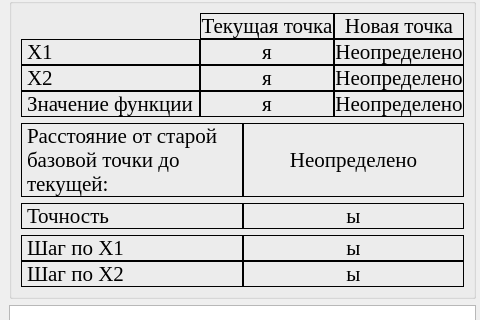
Old version of the form optimizationmethods/ui/CWdescent_fixwindow.ui in the repository Eliminationzx/optimizationmethods; both pictures show x 0 to 480 and y 94 to 414 of the 1055 by 632 pixel window.
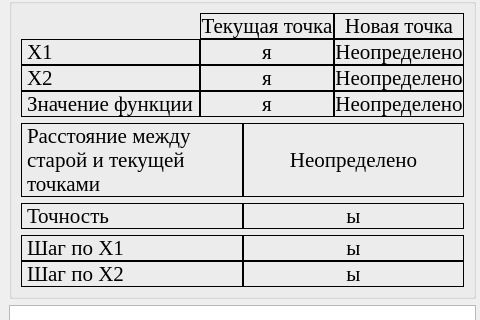
New version of the form. Icons and pictures are not drawn.

Commit message: поправил надпись в первом методе.

The edit to the form file:
```diff
--- a/optimizationmethods/ui/CWdescent_fixwindow.ui
+++ b/optimizationmethods/ui/CWdescent_fixwindow.ui
@@ -230,7 +230,7 @@
                 <enum>QFrame::Box</enum>
                </property>
                <property name="text">
-                <string>Расстояние от cтарой базовой точки до текущей:</string>
+                <string>Расстояние между старой и текущей точками</string>
                </property>
                <property name="wordWrap">
                 <bool>true</bool>
```
Left out of the diff: 2 changed lines with no effect on the pictures.
